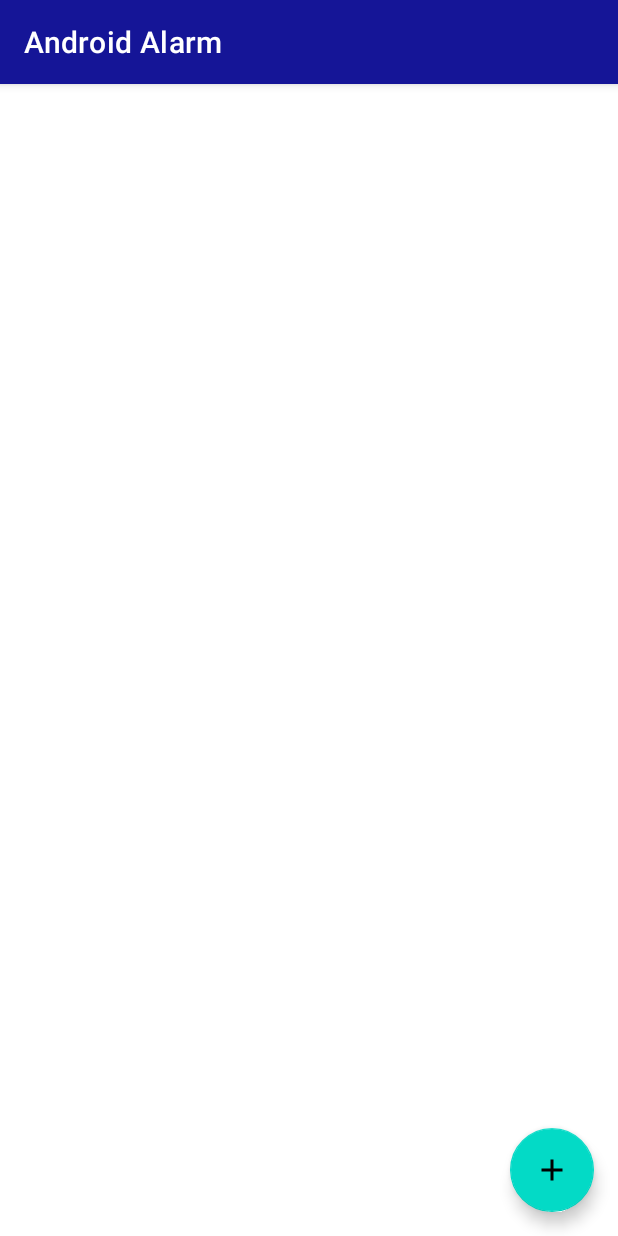
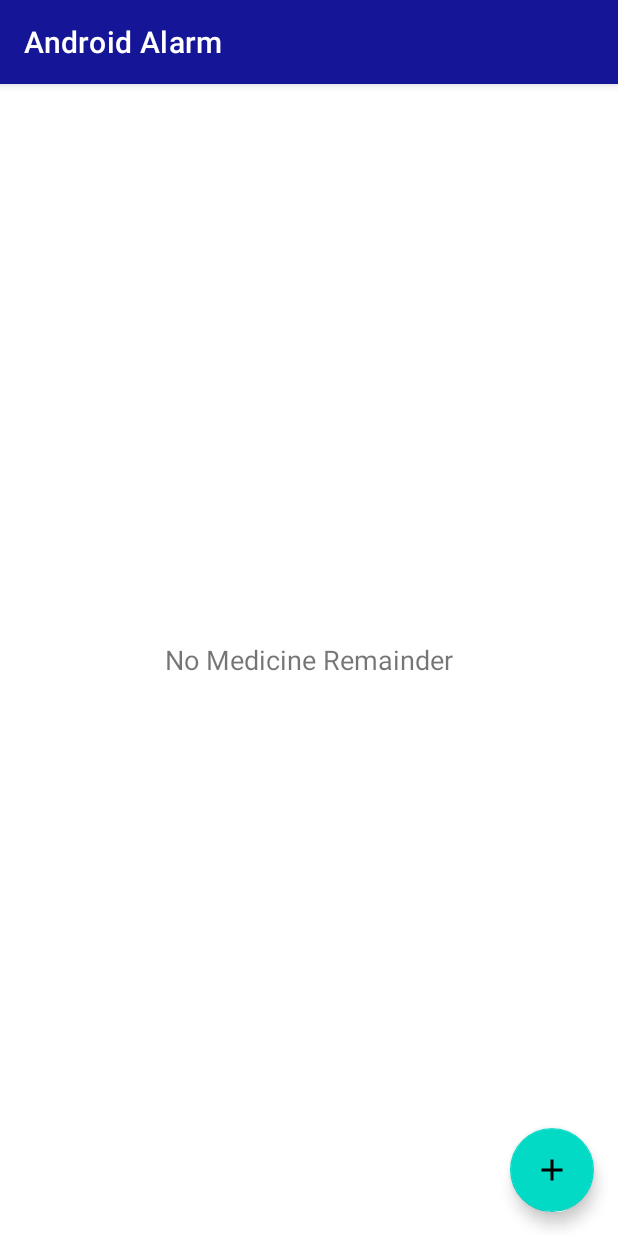
Before and after one commit to monzilnepali/Pill-Reminder, an Android app: the screen it shows after launch (MainActivity), on a phone screen of 412 x 824 dp. Run offline under Robolectric (Android 15) with nearby library versions, the phone set to English and light mode, and no system bars.

```diff
--- a/app/src/main/java/com/example/androidalarm/InputActivity.java
+++ b/app/src/main/java/com/example/androidalarm/InputActivity.java
@@ -47,6 +47,7 @@ public class InputActivity extends AppCompatActivity {
         super.onCreate(savedInstanceState);
         setContentView(R.layout.activity_input);
         setTitle("New MedicineModel");
+        System.out.println("starting input activity");
         //getting component object
         medicinename=findViewById(R.id.name);
         medicineDosage=findViewById(R.id.dosage);
--- a/app/src/main/java/com/example/androidalarm/MainActivity.java
+++ b/app/src/main/java/com/example/androidalarm/MainActivity.java
@@ -14,6 +14,7 @@ import android.support.v7.widget.LinearLayoutManager;
 import android.support.v7.widget.RecyclerView;
 import android.view.View;
 import android.widget.Button;
+import android.widget.TextView;
 
 import com.example.androidalarm.database.DBHandler;
 import com.example.androidalarm.database.MedicineModel;
@@ -34,6 +35,7 @@ public class MainActivity extends AppCompatActivity {
     private ArrayList<String> medicineTime=new ArrayList<>();
     FloatingActionButton addBtn;
     private MediaPlayer mMediaPlayer;
+    TextView noDataMessage;
 
     @Override
     protected void onCreate(Bundle savedInstanceState) {
@@ -41,7 +43,7 @@ public class MainActivity extends AppCompatActivity {
         setContentView(R.layout.activity_main);
         setTitle("Android Alarm");
         //add btn
-
+        noDataMessage=findViewById(R.id.noDataMessage);
          addBtn =findViewById(R.id.addBtn);
           addBtn.setOnClickListener(new View.OnClickListener() {
             @Override
@@ -85,25 +87,31 @@ public class MainActivity extends AppCompatActivity {
 
     private void initData() {
 
+//list length
+        //if len=0 then show message "No medicine"
 
         List<MedicineModel> mn=getData();
-        for(MedicineModel model:mn){
 
+        if(mn.isEmpty()){
+            noDataMessage.setVisibility(View.VISIBLE);
+
+        }else {
+            noDataMessage.setVisibility(View.INVISIBLE);
+            for (MedicineModel model : mn) {
                 medicineName.add(model.getMedicineName());
                 medicineDosage.add(model.getMedicineDosage());
                 medicineTime.add(model.getMedicineTime());
                 medicineType.add(model.getMedicineType());
 
-            if(model.getMedicineType().equals("Capsule")) {
+                if (model.getMedicineType().equals("Capsule")) {
                     imageId.add(R.drawable.capsule);
-            }else{
+                } else {
                     imageId.add(R.drawable.bottle);
                 }
             }
+            initRecyclerView();
+        }
 
-
-
-        initRecyclerView();
     }
 
     private void initRecyclerView() {
--- a/app/src/main/java/com/example/androidalarm/activity_alert.java
+++ b/app/src/main/java/com/example/androidalarm/activity_alert.java
@@ -21,11 +21,12 @@ public class activity_alert extends AppCompatActivity {
     protected void onCreate(Bundle savedInstanceState) {
         super.onCreate(savedInstanceState);
         setContentView(R.layout.activity_alert);
+        System.out.println("opening alert activity");
 
         //getting data from intent
 
        int id =getIntent().getIntExtra("id",0);
-     //   System.out.println("the id in activity alert is "+id);
+        System.out.println("the id in activity alert is "+id);
 
          mediaPlayer = MediaPlayer.create(activity_alert.this, R.raw.notify);
         mediaPlayer.setLooping(true);
--- a/app/src/main/res/layout/activity_main.xml
+++ b/app/src/main/res/layout/activity_main.xml
@@ -13,6 +13,15 @@
         android:id="@+id/recycle_view" >
 
     </android.support.v7.widget.RecyclerView>
+    <TextView
+        android:id="@+id/noDataMessage"
+        android:layout_width="wrap_content"
+        android:layout_height="wrap_content"
+        android:text="No Medicine Remainder"
+        android:layout_centerVertical="true"
+        android:layout_centerHorizontal="true"
+        android:textSize="18sp"
+        android:gravity="center"/>
 
     <android.support.design.widget.FloatingActionButton
         android:id="@+id/addBtn"
--- a/app/src/main/res/values/styles.xml
+++ b/app/src/main/res/values/styles.xml
@@ -8,7 +8,7 @@
         <item name="colorAccent">@color/colorAccent</item>
     </style>
 
-    <style name="NoActionbar" parent="Theme.AppCompat.Light.NoActionBar"></style>
+    <style name="NoActionbar" parent="Theme.MaterialComponents.Light.NoActionBar"></style>
 
 
 
```
Also changed, not shown: app/src/main/java/com/example/androidalarm/MyReceiver.java (+29 -11 lines), 1 other file. Lines whose indentation alone changed are shown as unchanged.
